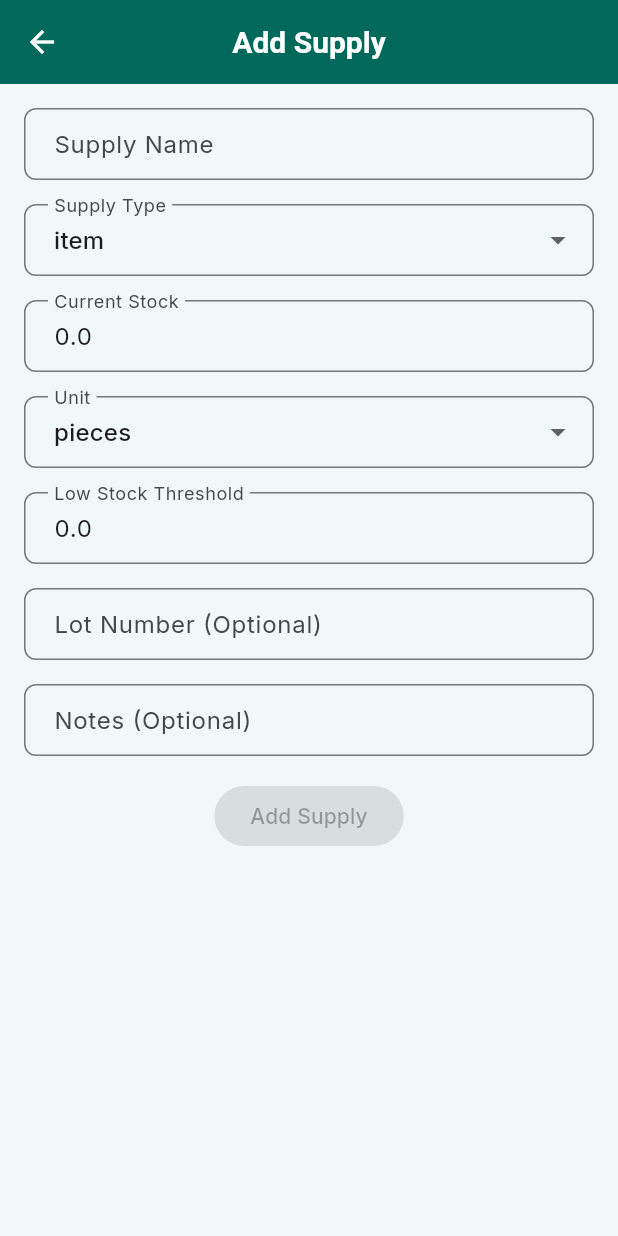
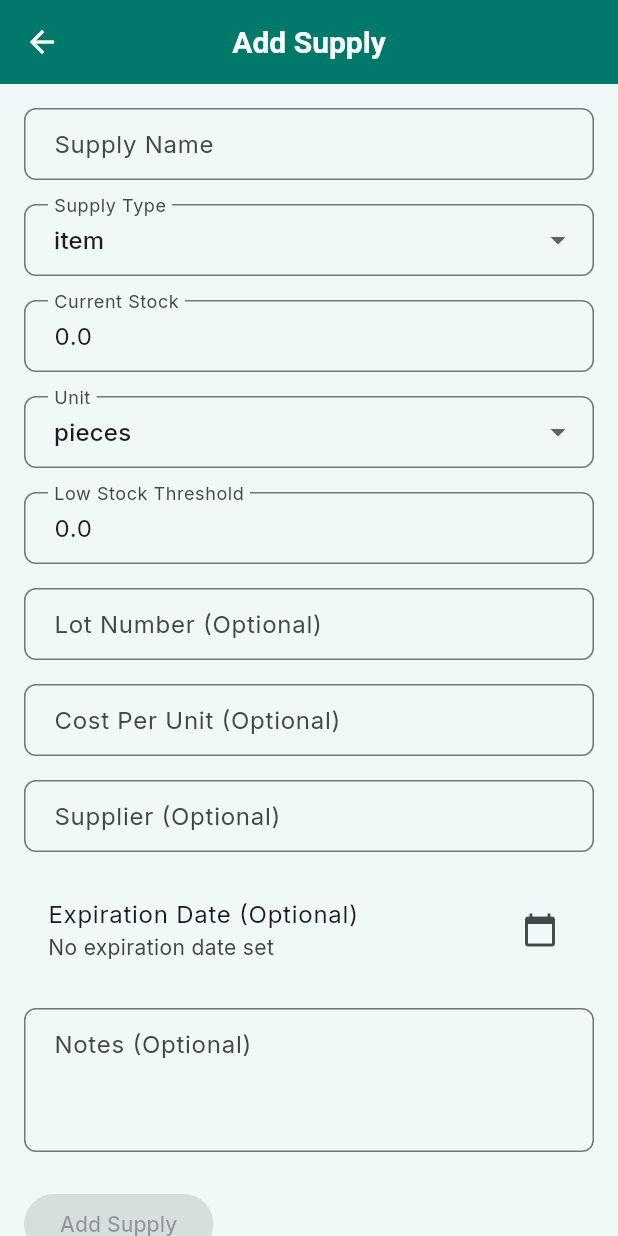
Before and after one commit to kinemspa/dosify-flutter-v2, a Flutter app: the AddEditSupplyForm screen opened directly, on a phone screen of 412 x 824 dp. Run offline on Flutter 3.47's test engine with Material 3 defaults, Android fonts, the phone set to English and light mode, and no system bars; our stand-ins replace flutter_riverpod, get_it, go_router, google_fonts, hive, hive_flutter and 3 more; accounts and stored records are empty; generated files the repository leaves out were written again; network calls fail.

```diff
--- a/lib/core/theme/theme.dart
+++ b/lib/core/theme/theme.dart
@@ -3,7 +3,7 @@ import 'package:google_fonts/google_fonts.dart';
 
 class AppTheme {
   // Teal/Dark Teal color palette for medical app
-  static const Color primaryColor = Color(0xFF00695C); // Dark Teal
+  static const Color primaryColor = Color(0xFF00796B); // Slightly more Bluish Teal
   static const Color primaryColorDark = Color(0xFF004D40); // Darker Teal
   static const Color secondaryColor = Color(0xFF26A69A); // Teal accent
   static const Color tertiaryColor = Color(0xFF4DB6AC); // Light Teal
--- a/lib/features/scheduling/presentation/screens/schedules_screen.dart
+++ b/lib/features/scheduling/presentation/screens/schedules_screen.dart
@@ -3,6 +3,7 @@ import 'package:flutter_riverpod/flutter_riverpod.dart';
 import 'package:intl/intl.dart';
 import 'package:table_calendar/table_calendar.dart';
 import '../../../../core/data/models/medication.dart';
+import 'package:go_router/go_router.dart';
 import '../../../medication/providers/medication_providers.dart';
 import '../../models/dose_record.dart';
 import '../../models/medication_schedule.dart';
--- a/lib/features/supplies/ui/add_edit_supply_form.dart
+++ b/lib/features/supplies/ui/add_edit_supply_form.dart
@@ -20,11 +20,41 @@ class AddEditSupplyForm extends ConsumerWidget {
     return Scaffold(
       appBar: AppBar(
         title: Text(supply == null ? 'Add Supply' : 'Edit Supply'),
+        actions: [
+          if (supply != null)
+            IconButton(
+              icon: const Icon(Icons.delete),
+              onPressed: () async {
+                final delete = await showDialog<bool>(
+                  context: context,
+                  builder: (context) => AlertDialog(
+                    title: const Text('Delete Supply'),
+                    content: const Text('Are you sure you want to delete this supply?'),
+                    actions: [
+                      TextButton(
+                        onPressed: () => Navigator.of(context).pop(false),
+                        child: const Text('Cancel'),
+                      ),
+                      TextButton(
+                        onPressed: () => Navigator.of(context).pop(true),
+                        child: const Text('Delete'),
+                      ),
+                    ],
+                  ),
+                );
+                if (delete ?? false) {
+                  ref.read(supplyManagementProvider.notifier).deleteSupply(supply!.id);
+                  Navigator.of(context).pop();
+                }
+              },
+            ),
+        ],
       ),
       body: Form(
         child: SingleChildScrollView(
           padding: const EdgeInsets.all(16.0),
           child: Column(
+            crossAxisAlignment: CrossAxisAlignment.start,
             children: [
               TextFormField(
                 initialValue: formState.name,
@@ -77,11 +107,67 @@ class AddEditSupplyForm extends ConsumerWidget {
               ),
               const SizedBox(height: 16.0),
               TextFormField(
+                initialValue: formState.costPerUnit?.toString() ?? '',
+                decoration: const InputDecoration(
+                  labelText: 'Cost Per Unit (Optional)',
+                  prefixText: '\$',
+                ),
+                keyboardType: TextInputType.numberWithOptions(decimal: true),
+                onChanged: (value) {
+                  if (value.isNotEmpty) {
+                    formNotifier.updateCostPerUnit(double.tryParse(value));
+                  } else {
+                    formNotifier.updateCostPerUnit(null);
+                  }
+                },
+              ),
+              const SizedBox(height: 16.0),
+              TextFormField(
+                initialValue: formState.supplier ?? '',
+                decoration: const InputDecoration(labelText: 'Supplier (Optional)'),
+                onChanged: formNotifier.updateSupplier,
+              ),
+              const SizedBox(height: 16.0),
+              // Expiration Date Picker
+              ListTile(
+                title: const Text('Expiration Date (Optional)'),
+                subtitle: Text(
+                  formState.expirationDate != null
+                      ? '${formState.expirationDate!.day}/${formState.expirationDate!.month}/${formState.expirationDate!.year}'
+                      : 'No expiration date set',
+                ),
+                trailing: const Icon(Icons.calendar_today),
+                onTap: () async {
+                  final date = await showDatePicker(
+                    context: context,
+                    initialDate: formState.expirationDate ?? DateTime.now().add(const Duration(days: 365)),
+                    firstDate: DateTime.now(),
+                    lastDate: DateTime.now().add(const Duration(days: 365 * 10)),
+                  );
+                  if (date != null) {
+                    formNotifier.updateExpirationDate(date);
+                  }
+                },
+              ),
+              if (formState.expirationDate != null)
+                Padding(
+                  padding: const EdgeInsets.only(left: 16.0),
+                  child: TextButton(
+                    onPressed: () => formNotifier.updateExpirationDate(null),
+                    child: const Text('Clear expiration date'),
+                  ),
+                ),
+              const SizedBox(height: 16.0),
+              TextFormField(
                 initialValue: formState.notes ?? '',
-                decoration: const InputDecoration(labelText: 'Notes (Optional)'),
+                decoration: const InputDecoration(
+                  labelText: 'Notes (Optional)',
+                  alignLabelWithHint: true,
+                ),
+                maxLines: 3,
                 onChanged: formNotifier.updateNotes,
               ),
-              const SizedBox(height: 16.0),
+              const SizedBox(height: 24.0),
               ElevatedButton(
                 onPressed: formState.isValid ? () {
                   if (supply == null) {
```
Also changed, not shown: lib/features/inventory/ui/inventory_screen.dart (+6 -1 lines), lib/features/supplies/ui/supplies_management_screen.dart (+47 -6 lines).
